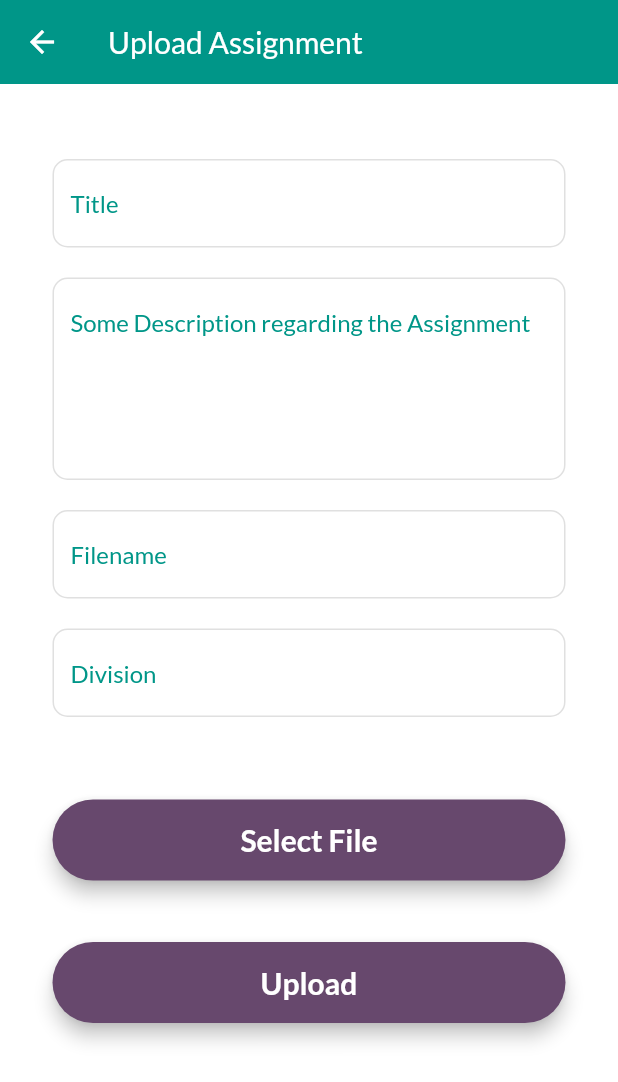
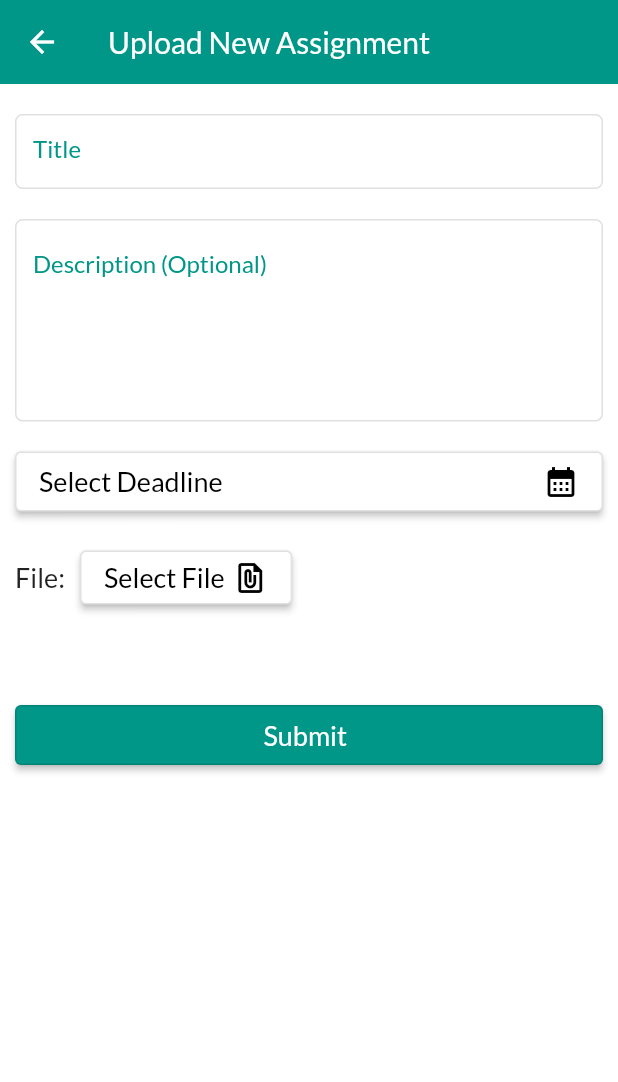
Before and after one commit to sitaitani/30DaysOfFlutter, a Flutter app: the teacherhomeworkprovide screen opened directly, after a tap on "Select File", on a phone screen of 412 x 824 dp. Shown: the top 1082 px of the screen. Run offline on Flutter 3.47's test engine with Material 2 defaults, Android fonts, the phone set to English and light mode, and no system bars; our stand-ins replace cloud_firestore, file_picker, firebase_auth, firebase_core, firebase_database, firebase_messaging and 6 more; missing offline and left inert: syncfusion_flutter_pdf, syncfusion_flutter_pdfviewer; accounts and stored records are empty.

Commit message:
Add Assignmnet improvement

```diff
--- a/lib/widgets/teacherhomeworkprovide.dart
+++ b/lib/widgets/teacherhomeworkprovide.dart
@@ -1,5 +1,7 @@
 import 'package:file_picker/file_picker.dart';
+import 'package:flutter/cupertino.dart';
 import 'package:flutter/material.dart';
+import 'package:intl/intl.dart';
 
 class teacherhomeworkprovide extends StatefulWidget {
   const teacherhomeworkprovide({Key? key}) : super(key: key);
@@ -14,6 +16,10 @@ class _teacherhomeworkprovideState extends State<teacherhomeworkprovide> {
   get changeButon => null;
   final _formKey = GlobalKey<FormState>();
 
+  DateTime? selectedDate;
+
+  String? fileName;
+
   @override
   Widget build(BuildContext context) {
     var DetailEditingController;
@@ -26,36 +32,39 @@ class _teacherhomeworkprovideState extends State<teacherhomeworkprovide> {
         backgroundColor: Colors.white,
         appBar: AppBar(
           backgroundColor: Colors.teal,
-          title: Text("Upload Assignment"),
+          title: Text("Upload New Assignment"),
           elevation: 0,
         ),
         body: Stack(
           children: [
-            Container(
-              padding: EdgeInsets.only(left: 35, top: 25),
-            ),
+
             SingleChildScrollView(
               child: Container(
-                padding: EdgeInsets.only(top: 50),
+                padding: EdgeInsets.only(top: 20),
                 //top: MediaQuery.of(context).size.height * 0.20),
                 child: Column(
                   crossAxisAlignment: CrossAxisAlignment.start,
                   children: [
                     Container(
-                      margin: EdgeInsets.only(left: 35, right: 35),
+                      margin: EdgeInsets.only(left: 10, right: 10),
                       child: Column(
+                        mainAxisAlignment: MainAxisAlignment.start,
+                        crossAxisAlignment: CrossAxisAlignment.start,
                         children: [
-                          TextFormField(
+
+                          Container(
+                            height: 50,
+                            child: TextFormField(
                               style: TextStyle(color: Colors.black),
                               decoration: InputDecoration(
                                   enabledBorder: OutlineInputBorder(
-                                  borderRadius: BorderRadius.circular(10),
+                                    borderRadius: BorderRadius.circular(5),
                                     borderSide: BorderSide(
                                       color: Colors.black12,
                                     ),
                                   ),
                                   focusedBorder: OutlineInputBorder(
-                                  borderRadius: BorderRadius.circular(10),
+                                    borderRadius: BorderRadius.circular(5),
                                     borderSide: BorderSide(
                                       color: Colors.black,
                                     ),
@@ -63,7 +72,8 @@ class _teacherhomeworkprovideState extends State<teacherhomeworkprovide> {
                                   hintText: "Title",
                                   hintStyle: TextStyle(color: Colors.teal),
                                   border: OutlineInputBorder(
-                                    borderRadius: BorderRadius.circular(10))),
+                                      borderRadius: BorderRadius.circular(5))),
+                            ),
                           ),
                           SizedBox(
                             height: 20,
@@ -74,124 +84,142 @@ class _teacherhomeworkprovideState extends State<teacherhomeworkprovide> {
                             style: TextStyle(color: Colors.black),
                             decoration: InputDecoration(
                                 enabledBorder: OutlineInputBorder(
-                                  borderRadius: BorderRadius.circular(10),
+                                  borderRadius: BorderRadius.circular(5),
                                   borderSide: BorderSide(
                                     color: Colors.black12,
                                   ),
                                 ),
                                 focusedBorder: OutlineInputBorder(
-                                  borderRadius: BorderRadius.circular(10),
+                                  borderRadius: BorderRadius.circular(5),
                                   borderSide: BorderSide(
                                     color: Colors.black,
                                   ),
                                 ),
                                 hintText:
-                                    "Some Description regarding the Assignment",
+                                    "Description (Optional)",
                                 hintStyle: TextStyle(color: Colors.teal),
                                 border: OutlineInputBorder(
-                                  borderRadius: BorderRadius.circular(10),
+                                  borderRadius: BorderRadius.circular(5),
                                 )),
                           ),
                           SizedBox(
                             height: 20,
                           ),
-                          TextFormField(
-                            style: TextStyle(color: Colors.black),
-                            decoration: InputDecoration(
-                                enabledBorder: OutlineInputBorder(
-                                  borderRadius: BorderRadius.circular(10),
-                                  borderSide: BorderSide(
-                                    color: Colors.black12,
+
+
+
+
+Container(
+  height: 40,
+  width: double.infinity,
+  child:   ElevatedButton(
+    style: ElevatedButton.styleFrom(primary: Colors.white, side: BorderSide(width: 1, color: Colors.black12)),
+    onPressed: () async {
+final date = DateTime.now() ;
+       final pickedDate = await showDatePicker(context: context, initialDate: DateTime.now(), firstDate: DateTime.now(), lastDate: DateTime(date.year, date.month + 1, date.day));
+
+
+
+       if (pickedDate != null) {
+          setState(() {
+            selectedDate = pickedDate;
+          });
+       }
+    },
+    child: Row(
+
+      // mainAxisSize: MainAxisSize.min,
+      children: [
+        Expanded(child: Text((selectedDate == null) ? 'Select Deadline' : "Deadline: " + DateFormat('yyyy-MM-dd').format(selectedDate!), style: TextStyle(fontSize: 18, color: Colors.black))), // <-- Text
+
+        Icon( // <-- Icon
+          Icons.calendar_month,
+          size: 24.0,
+          color: Colors.black,
+        ),
+      ],
     ),
   ),
-                                focusedBorder: OutlineInputBorder(
-                                  borderRadius: BorderRadius.circular(10),
-                                  borderSide: BorderSide(
-                                    color: Colors.black,
 ),
-                                ),
-                                hintText: "Filename",
-                                hintStyle: TextStyle(color: Colors.teal),
-                                border: OutlineInputBorder(
-                                  borderRadius: BorderRadius.circular(10),
-                                )),
-                          ),
+
   SizedBox(
                             height: 20,
                           ),
-                          TextFormField(
-                            style: TextStyle(color: Colors.black),
-                            obscureText: true,
-                            decoration: InputDecoration(
-                                enabledBorder: OutlineInputBorder(
-                                  borderRadius: BorderRadius.circular(10),
-                                  borderSide: BorderSide(
-                                    color: Colors.black12,
+
+/// Button
+  Row(
+
+    children: [
+      Text("File:", style: TextStyle(fontSize: 18),),
+      SizedBox(width: 10,),
+      ElevatedButton(
+      style: ElevatedButton.styleFrom(primary: Colors.white, side: BorderSide(width: 1, color: Colors.black12)),
+      onPressed: () async {
+        FilePickerResult? result = await FilePicker.platform.pickFiles(
+          allowMultiple: false,
+        type: FileType.custom,
+        allowedExtensions: ['pdf'],
+      );
+      final abc = result?.files?.first?.name;
+ setState(() {
+              fileName = abc!;
+      });
+
+      },
+      child: Row(
+        mainAxisSize: MainAxisSize.min,
+        children: [
+          Text( fileName == null ? 'Select File' : fileName!, style: TextStyle(fontSize: 18, color: Colors.black)), // <-- Text
+          SizedBox(
+            width: 5,
+          ),
+          Icon( // <-- Icon
+            Icons.file_present,
+            size: 24.0,
+            color: Colors.black,
+          ),
+        ],
       ),
 ),
-                                focusedBorder: OutlineInputBorder(
-                                  borderRadius: BorderRadius.circular(10),
-                                  borderSide: BorderSide(
-                                    color: Colors.black,
+    ],
   ),
-                                ),
-                                hintText: "Division",
-                                hintStyle: TextStyle(color: Colors.teal),
-                                border: OutlineInputBorder(
-                                  borderRadius: BorderRadius.circular(10),
-                                )),
-                          ),
-                          new Padding(
-                            padding: const EdgeInsets.only(top: 35.0),
-                          ),
+
+
  SizedBox(
                             height: 20,
                           ),
-                          Material(
-                            elevation: 5,
-                            borderRadius: BorderRadius.circular(30),
-                            color: Color.fromARGB(255, 103, 72, 109),
-                            child: MaterialButton(
-                                padding: EdgeInsets.fromLTRB(20, 15, 20, 15),
-                                minWidth: MediaQuery.of(context).size.width,
-                                onPressed: () {
-                                  getPdfAndUpload(1);
-                                },
-                                child: Text(
-                                  "Select File",
-                                  textAlign: TextAlign.center,
-                                  style: TextStyle(
-                                      fontSize: 20,
-                                      color: Colors.white,
-                                      fontWeight: FontWeight.bold),
-                                )),
-                          ),
+
+
                           new Padding(
                             padding: const EdgeInsets.only(top: 40.0),
                           ),
                           SizedBox(
                             height: 1,
                           ),
-                          Material(
-                            elevation: 5,
-                            borderRadius: BorderRadius.circular(30),
-                            color: Color.fromARGB(255, 103, 72, 109),
-                            child: MaterialButton(
-                                padding: EdgeInsets.fromLTRB(20, 15, 20, 15),
-                                minWidth: MediaQuery.of(context).size.width,
+
+
+/// Button
+  Container(
+    height: 40,
+    width: double.infinity,
+    child: ElevatedButton(
+    style: ElevatedButton.styleFrom(primary: Colors.teal, side: BorderSide(width: 1, color: Colors.black12)),
     onPressed: () {
-                                  //Icons.upload(EditingController.text,
-                                  // passwordEditingController.text);
+      //getPdfAndUpload(1);
     },
-                                child: Text(
-                                  "Upload",
-                                  textAlign: TextAlign.center,
-                                  style: TextStyle(
-                                      fontSize: 20,
-                                      color: Colors.white,
-                                      fontWeight: FontWeight.bold),
-                                )),
+    child: Row(
+      mainAxisSize: MainAxisSize.min,
+      children: [
+        Text('Submit', style: TextStyle(fontSize: 18, color: Colors.white)), // <-- Text
+        SizedBox(
+          width: 5,
         ),
+      ],
+    ),
+),
+  ),
+
+
                         ],
                       ),
                     )
@@ -205,10 +233,3 @@ class _teacherhomeworkprovideState extends State<teacherhomeworkprovide> {
     );
   }
 }
-
-Future getPdfAndUpload(int position) async {
-  FilePickerResult? result = await FilePicker.platform.pickFiles(
-    type: FileType.custom,
-    allowedExtensions: ['jpg', 'pdf', 'doc'],
-  );
-}
```
Also changed, not shown: pubspec.lock, 1 other file. Lines whose indentation alone changed are shown as unchanged.
